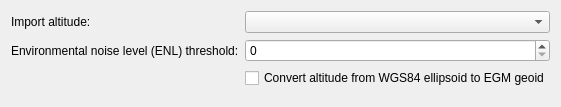
This is src/Plugin/src/Import/IgcImport/src/IgcImportOptionWidget.ui in till213/SkyDolly as Qt 5 draws it before an edit. The edited form follows.
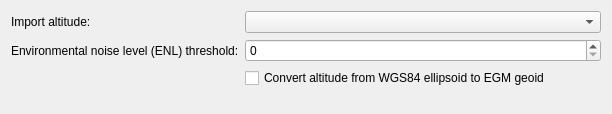
This is the edited form.

Commit message: Disable altitude conversion checkbox if no EGM available

Patch:
```diff
--- a/src/Plugin/src/Import/IgcImport/src/IgcImportOptionWidget.ui
+++ b/src/Plugin/src/Import/IgcImport/src/IgcImportOptionWidget.ui
@@ -6,8 +6,8 @@
    <rect>
     <x>0</x>
     <y>0</y>
-    <width>551</width>
-    <height>107</height>
+    <width>612</width>
+    <height>114</height>
    </rect>
   </property>
   <property name="toolTip">
```
Left out of the diff: 3 changed lines with no effect on the pictures. The commit also changes 6 other files.
